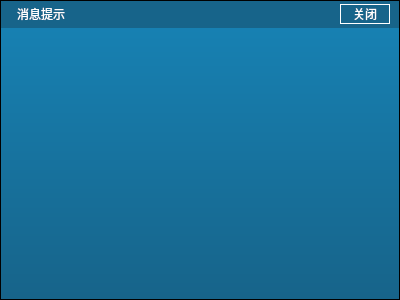
Old version of the form VideoPlayer/desktoplyric/toptooltips/DesktopTip1.ui in the repository huizhang556/pc-video-player.
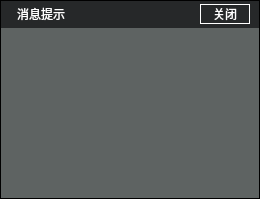
New version of the form.

Diff of the .ui file:
```diff
--- a/VideoPlayer/desktoplyric/toptooltips/DesktopTip1.ui
+++ b/VideoPlayer/desktoplyric/toptooltips/DesktopTip1.ui
@@ -6,8 +6,8 @@
    <rect>
     <x>0</x>
     <y>0</y>
-    <width>400</width>
-    <height>300</height>
+    <width>260</width>
+    <height>199</height>
    </rect>
   </property>
   <property name="windowTitle">
@@ -19,15 +19,18 @@
 font:15px &quot;宋体&quot;;
 }
 #titleArea{
-background-color: rgba(0, 85, 127, 230);
 border:1px solid black;
 border-bottom:0;
+background-color: rgba(0, 85, 127, 230);
+background-color: rgba(38, 40, 41,1.0);
 }
 #contentLabel{
 border:1px solid black;
 border-top:0;
-background-color: qlineargradient(spread:pad, x1:0, y1:0, x2:0, y2:1, stop:0 rgba(0, 117, 172, 230), stop:1 rgba(0, 85, 127, 230));
 padding: 6px 20px;
+background-color: qlineargradient(spread:pad, x1:0, y1:0, x2:0, y2:1, stop:0 rgba(0, 117, 172, 230), stop:1 rgba(0, 85, 127, 230));
+background-color: rgba(78, 83, 82,0.9);
+
 }
 #btnClose{
 background-color:transparent;
```
